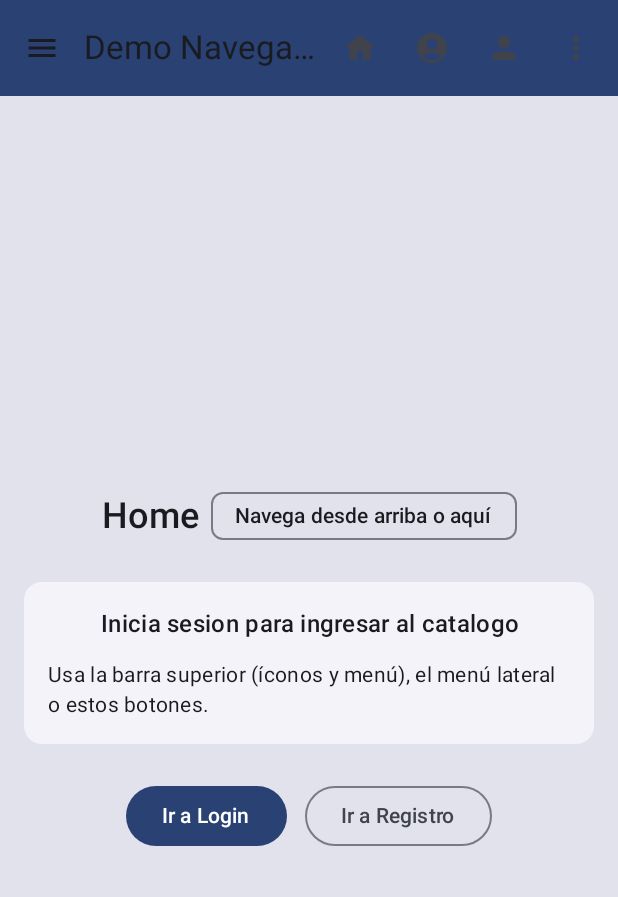
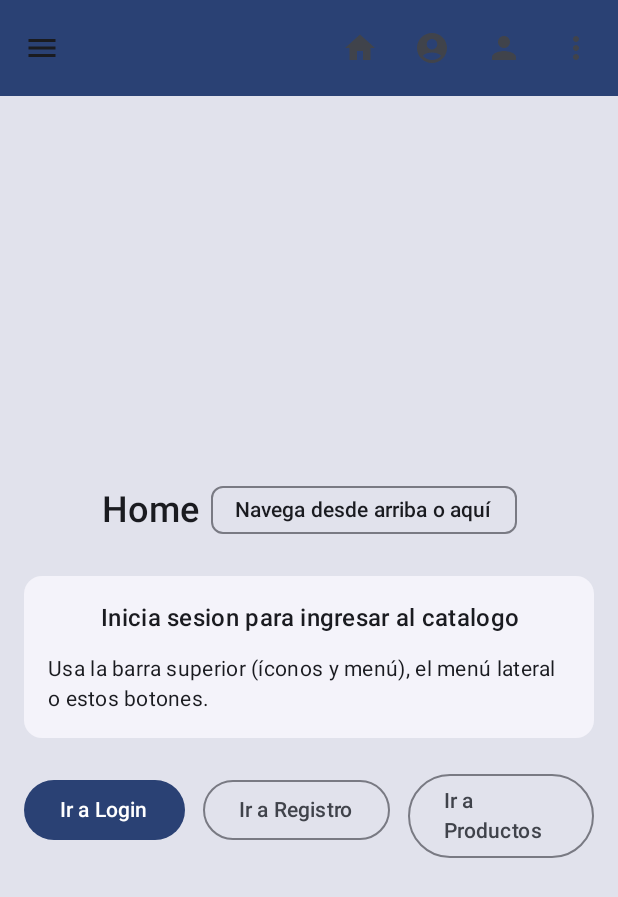
Before and after one commit to Soupyh/RBGames_Grupo10, an Android app built with Jetpack Compose: the HomeScreen screen opened through its navigation route, on a phone screen of 412 x 824 dp. Shown: the top 897 px of the screen. Run offline under Robolectric (Android 15) with nearby library versions, the light colour scheme and no system bars; our stand-ins replace Room's generated code.

Commit message:
Funcionamiento de la pantalla Producto
Modifique el home screen, navgraph, routes y app top bar. Para que funcionara el boton/pantalla de productos.

```diff
--- a/app/src/main/java/com/example/rbgames_grupo1/navigation/NavGraph.kt
+++ b/app/src/main/java/com/example/rbgames_grupo1/navigation/NavGraph.kt
@@ -19,7 +19,9 @@ import com.example.rbgames_grupo1.ui.components.AppDrawer
 import com.example.rbgames_grupo1.ui.components.AppTopBar
 import com.example.rbgames_grupo1.ui.components.defaultDrawerItems
 import com.example.rbgames_grupo1.ui.screen.HomeScreen
+import com.example.rbgames_grupo1.ui.screen.Juego
 import com.example.rbgames_grupo1.ui.screen.LoginScreenVm
+import com.example.rbgames_grupo1.ui.screen.ProductosScreen
 import com.example.rbgames_grupo1.ui.screen.RegisterScreenVm
 import com.example.rbgames_grupo1.ui.viewmodel.AuthViewModel
 
@@ -35,6 +37,8 @@ fun AppNavGraph(navController: NavHostController,
     val goHome: () -> Unit    = { navController.navigate(Route.Home.path) }    // Ir a Home
     val goLogin: () -> Unit   = { navController.navigate(Route.Login.path) }   // Ir a Login
     val goRegister: () -> Unit = { navController.navigate(Route.Register.path) } // Ir a Registro
+    val goProductos: () -> Unit = { navController.navigate(Route.Productos.path) } // ir a producto
+
 
     ModalNavigationDrawer( // Capa superior con drawer lateral
         drawerState = drawerState, // Estado del drawer
@@ -76,7 +80,8 @@ fun AppNavGraph(navController: NavHostController,
                 composable(Route.Home.path) { // Destino Home
                     HomeScreen(
                         onGoLogin = goLogin,     // Botón para ir a Login
-                        onGoRegister = goRegister // Botón para ir a Registro
+                        onGoRegister = goRegister, // Botón para ir a Registro
+                        onGoProductos = goProductos // Botón para ir a Productos
                     )
                 }
                 composable(Route.Login.path) { // Destino Login
@@ -97,6 +102,20 @@ fun AppNavGraph(navController: NavHostController,
                         onGoLogin = goLogin                        // Botón alternativo para ir a Login
                     )
                 }
+                // ⬇⬇⬇ AQUI PEGAS TU BLOQUE DE PRODUCTOS ⬇⬇⬇
+                composable(Route.Productos.path) {
+                    val juegosDemo = listOf(
+                        Juego(
+                            1, "Destiny 2", "Acción RPG en mundo abierto, desafiante y épico.", 44990),
+                        Juego(2, "Gta 5", "Juego de acción y aventuras en mundo abierto.", 62990),
+                        Juego(3, "Left 4 Death 2", "FPS cooperativo de supervivencia.", 19990),
+                        Juego(4, "Payday 2", "FPS de asaltos y coordinación de equipo.", 39990),
+                    )
+                    ProductosScreen(
+                        juegos = juegosDemo,
+                        onAgregarCarrito = { /* TODO: integrar con tu carrito */ }
+                    )
+                }
             }
         }
     }
--- a/app/src/main/java/com/example/rbgames_grupo1/navigation/Routes.kt
+++ b/app/src/main/java/com/example/rbgames_grupo1/navigation/Routes.kt
@@ -5,6 +5,7 @@ sealed class Route(val path: String) { // Cada objeto representa una pantalla
     data object Home     : Route("home")     // Ruta Home
     data object Login    : Route("login")    // Ruta Login
     data object Register : Route("register") // Ruta Registro
+    data object Productos : Route("productos") // Ruta Productos
 }
 
 /*
--- a/app/src/main/java/com/example/rbgames_grupo1/ui/components/AppTopBar.kt
+++ b/app/src/main/java/com/example/rbgames_grupo1/ui/components/AppTopBar.kt
@@ -36,7 +36,7 @@ fun AppTopBar(
         ),
         title = { // Slot del título
             Text(
-                text = "Demo Navegación Compose", // Título visible
+                text = "", // Título visible
                 style = MaterialTheme.typography.titleLarge, // Estilo grande
                 maxLines = 1,              // asegura una sola línea Int.MAX_VALUE   // permite varias líneas
                 overflow = TextOverflow.Ellipsis // agrega "..." si no cabe
--- a/app/src/main/java/com/example/rbgames_grupo1/ui/screen/HomeScreen.kt
+++ b/app/src/main/java/com/example/rbgames_grupo1/ui/screen/HomeScreen.kt
@@ -27,7 +27,8 @@ import androidx.compose.ui.unit.dp
 @Composable // Pantalla Home (sin formularios, solo navegación/diseño)
 fun HomeScreen(
     onGoLogin: () -> Unit,   // Acción a Login
-    onGoRegister: () -> Unit // Acción a Registro
+    onGoRegister: () -> Unit, // Acción a Registro
+    onGoProductos: () -> Unit // Acción a Productos
 ) {
     val bg = MaterialTheme.colorScheme.surfaceVariant // Fondo agradable para Home
 
@@ -88,6 +89,7 @@ fun HomeScreen(
             ) {
                 Button(onClick = onGoLogin) { Text("Ir a Login") } // Navega a Login
                 OutlinedButton(onClick = onGoRegister) { Text("Ir a Registro") } // A Registro
+                OutlinedButton(onClick = onGoProductos) { Text("Ir a Productos") } // A Productos
             }
         }
     }
```
Also changed, not shown: app/src/main/java/com/example/rbgames_grupo1/data/local/database/AppdataBase.kt (+5 -5 lines).
